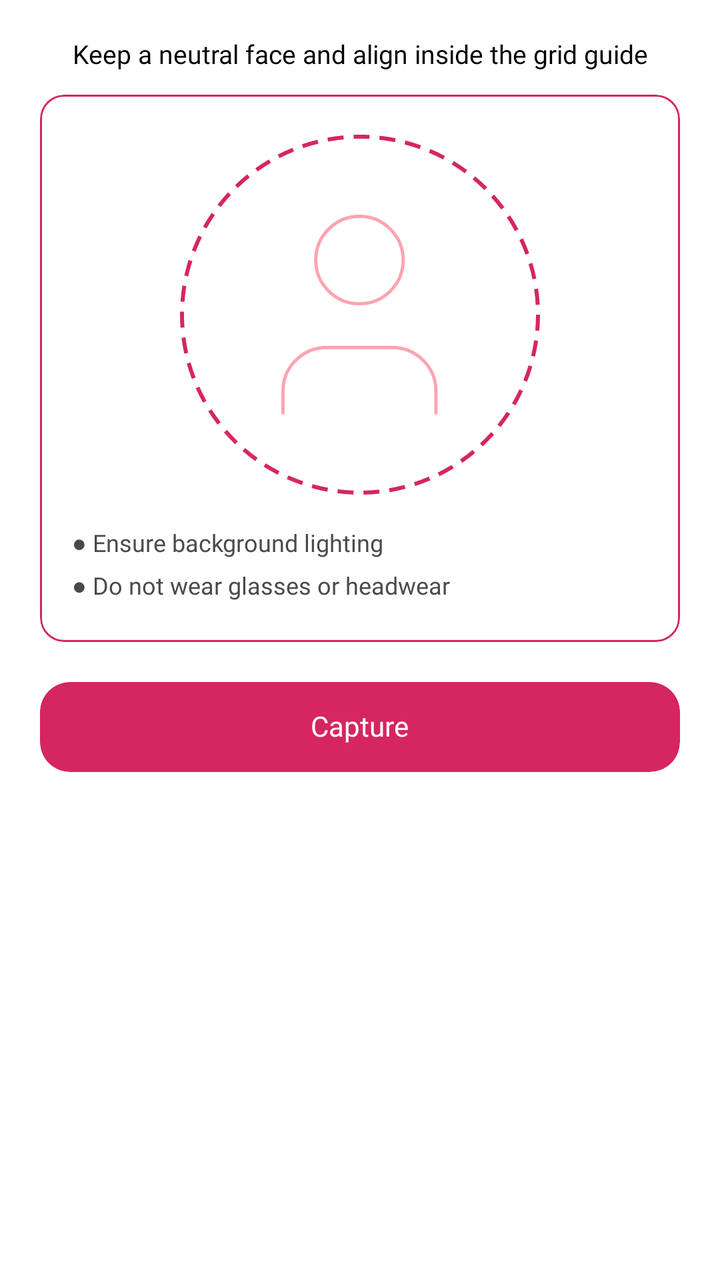
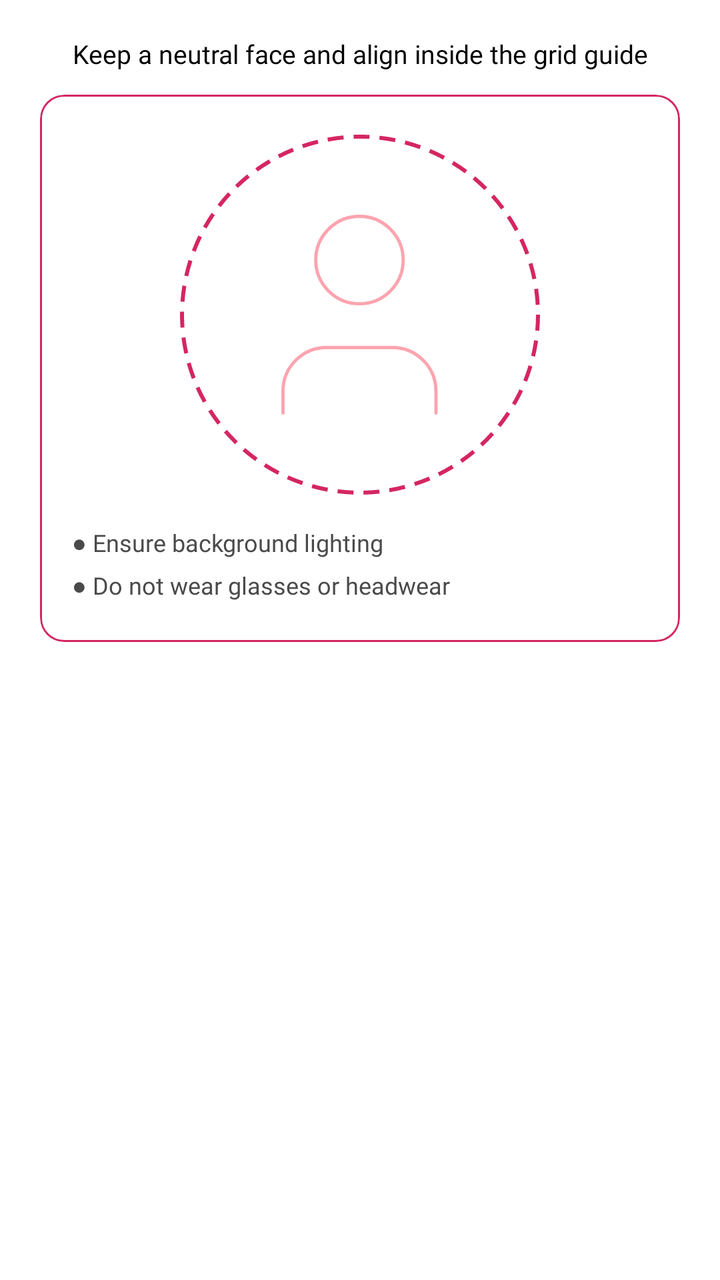

Before-and-after screenshots of an Android layout around one commit, followed by the original layout XML and the change that was made.
<!-- AndroidManifest.xml: application theme Theme.PaytouchConsumer -->
<!-- res/layout/fragment_kyc_step4.xml -->
<?xml version="1.0" encoding="utf-8"?>
<androidx.core.widget.NestedScrollView xmlns:android="http://schemas.android.com/apk/res/android"
    android:layout_width="match_parent"
    android:layout_height="match_parent"
    xmlns:app="http://schemas.android.com/apk/res-auto"
    android:scrollbars="none">

    <LinearLayout
        android:layout_width="match_parent"
        android:layout_height="wrap_content"
        android:gravity="center_horizontal"
        android:orientation="vertical"
        android:padding="@dimen/page_margin_horizontal">

        
        <androidx.appcompat.widget.AppCompatTextView
            android:layout_width="match_parent"
            android:layout_height="wrap_content"
            android:fontFamily="@font/proza_libre_medium"
            android:includeFontPadding="false"
            android:textAlignment="center"
            android:text="@string/msgSelfieGuide"
            android:textColor="@color/black"
            android:textSize="@dimen/text_size_13" />

        
        <com.google.android.material.card.MaterialCardView
            android:layout_width="match_parent"
            android:layout_height="wrap_content"
            app:strokeWidth="1dp"
            app:strokeColor="@color/selfie_card_stroke"
            app:cardBackgroundColor="@color/white"
            android:layout_marginTop="@dimen/margin_medium"
            android:padding="@dimen/margin_medium">

            <androidx.constraintlayout.widget.ConstraintLayout
                android:layout_width="match_parent"
                android:layout_height="wrap_content"
                android:orientation="vertical"
                android:gravity="center"
                android:paddingVertical="@dimen/margin_extra_large"
                android:paddingHorizontal="@dimen/margin_large">


                <FrameLayout
                    android:id="@+id/flSelfie"
                    android:layout_width="@dimen/kyc_selfie_size"
                    android:layout_height="@dimen/kyc_selfie_size"
                    android:background="@drawable/bg_selfie_guide"
                    app:layout_constraintTop_toTopOf="parent"
                    app:layout_constraintStart_toStartOf="parent"
                    app:layout_constraintEnd_toEndOf="parent">

                    
                    <androidx.appcompat.widget.AppCompatImageView
                        android:id="@+id/ivSelfieGuide"
                        android:layout_width="match_parent"
                        android:layout_height="match_parent"
                        android:padding="40dp"
                        android:src="@drawable/ic_selfie" />

                    
                    <com.google.android.material.card.MaterialCardView
                        android:id="@+id/mcvSelfiePreview"
                        android:layout_width="match_parent"
                        android:layout_height="match_parent"
                        android:visibility="visible"
                        app:strokeWidth="0dp"
                        android:layout_margin="2dp"
                        app:cardBackgroundColor="@android:color/transparent"
                        app:cardElevation="0dp"
                        app:shapeAppearance="@style/CircleCard">

                        <androidx.appcompat.widget.AppCompatImageView
                            android:id="@+id/ivSelfiePreview"
                            android:layout_width="match_parent"
                            android:layout_height="match_parent"
                            android:scaleType="centerCrop" />

                    </com.google.android.material.card.MaterialCardView>
                </FrameLayout>

                
                <androidx.appcompat.widget.AppCompatTextView
                    android:id="@+id/tvDes1"
                    android:layout_width="match_parent"
                    android:layout_height="wrap_content"
                    android:layout_marginTop="@dimen/margin_large"
                    android:fontFamily="@font/proza_libre_medium"
                    android:includeFontPadding="false"
                    android:text="@string/msgSelfieInstruction1"
                    android:textColor="@color/hint_color"
                    android:textSize="@dimen/text_size_12"
                    app:layout_constraintStart_toStartOf="parent"
                    app:layout_constraintEnd_toEndOf="parent"
                    app:layout_constraintTop_toBottomOf="@id/flSelfie"/>

                <androidx.appcompat.widget.AppCompatTextView
                    android:id="@+id/tvDes2"
                    android:layout_width="match_parent"
                    android:layout_height="wrap_content"
                    android:layout_marginTop="@dimen/margin_extra_small"
                    android:fontFamily="@font/proza_libre_medium"
                    android:includeFontPadding="false"
                    android:text="@string/msgSelfieInstruction2"
                    android:textColor="@color/hint_color"
                    app:layout_constraintTop_toBottomOf="@id/tvDes1"
                    app:layout_constraintStart_toStartOf="parent"
                    app:layout_constraintEnd_toEndOf="parent"
                    android:textSize="@dimen/text_size_12" />


                <LinearLayout
                    android:id="@+id/llSelfieActions"
                    android:layout_width="wrap_content"
                    android:layout_height="wrap_content"
                    android:layout_gravity="top|end"
                    android:orientation="vertical"
                    android:visibility="gone"
                    app:layout_constraintEnd_toEndOf="parent"
                    app:layout_constraintTop_toTopOf="parent">

                    <FrameLayout
                        android:id="@+id/flEdit1"
                        android:layout_width="@dimen/upload_edit_size"
                        android:layout_height="@dimen/upload_edit_size">

                        <androidx.appcompat.widget.AppCompatImageView
                            android:id="@+id/ivEditProof1"
                            android:layout_width="@dimen/upload_edit_size"
                            android:layout_height="@dimen/upload_edit_size"
                            android:background="?selectableItemBackgroundBorderless"
                            android:padding="2dp"
                            android:src="@drawable/ic_edit_placeholder"
                            android:tint="@color/form_wizard_success" />

                    </FrameLayout>

                    <FrameLayout
                        android:id="@+id/flDelete1"
                        android:layout_width="@dimen/upload_edit_size"
                        android:layout_height="@dimen/upload_edit_size"
                        android:layout_marginTop="@dimen/margin_small">

                        <androidx.appcompat.widget.AppCompatImageView
                            android:id="@+id/ivDeleteProof1"
                            android:layout_width="@dimen/upload_edit_size"
                            android:layout_height="@dimen/upload_edit_size"
                            android:background="?selectableItemBackgroundBorderless"
                            android:padding="2dp"
                            android:src="@drawable/ic_cross"
                            android:tint="@color/form_wizard_reject" />

                    </FrameLayout>

                </LinearLayout>

            </androidx.constraintlayout.widget.ConstraintLayout>

        </com.google.android.material.card.MaterialCardView>

        
        <com.google.android.material.card.MaterialCardView
            android:layout_width="match_parent"
            android:layout_height="@dimen/button_height"
            android:layout_marginTop="@dimen/margin_extra_large"
            app:cardBackgroundColor="@color/primary"
            app:cardCornerRadius="@dimen/button_corner_radius"
            app:strokeWidth="0dp"
            app:cardElevation="0dp">

            <LinearLayout
                android:id="@+id/btnCapture"
                android:layout_width="match_parent"
                android:layout_height="match_parent"
                android:clickable="true"
                android:focusable="true"
                android:foreground="?selectableItemBackground"
                android:gravity="center"
                android:orientation="horizontal">

                <androidx.appcompat.widget.AppCompatTextView
                    android:layout_width="wrap_content"
                    android:layout_height="wrap_content"
                    android:fontFamily="@font/proza_libre_semi_bold"
                    android:includeFontPadding="false"
                    android:text="@string/btnCapture"
                    android:textColor="@color/white"
                    android:textSize="@dimen/text_size_14" />

            </LinearLayout>
        </com.google.android.material.card.MaterialCardView>

    </LinearLayout>
</androidx.core.widget.NestedScrollView>
<!-- resources referenced by this layout -->
<resources>
  <color name="black">#FF000000</color>
  <color name="form_wizard_reject">#CC0000</color>
  <color name="form_wizard_success">#1A7A34</color>
  <color name="hint_color">#4A4A4A</color>
  <color name="primary">#D52662</color>
  <color name="selfie_card_stroke">#D52662</color>
  <color name="white">#FFFFFFFF</color>
  <dimen name="button_corner_radius">15dp</dimen>
  <dimen name="button_height">45dp</dimen>
  <dimen name="kyc_selfie_size">180dp</dimen>
  <dimen name="margin_extra_large">20dp</dimen>
  <dimen name="margin_extra_small">5dp</dimen>
  <dimen name="margin_large">16dp</dimen>
  <dimen name="margin_medium">12dp</dimen>
  <dimen name="margin_small">8dp</dimen>
  <dimen name="page_margin_horizontal">20dp</dimen>
  <dimen name="text_size_12">12sp</dimen>
  <dimen name="text_size_13">13sp</dimen>
  <dimen name="text_size_14">14sp</dimen>
  <dimen name="upload_edit_size">20dp</dimen>
  <!-- drawable bg_selfie_guide (drawable) -->
  <?xml version="1.0" encoding="utf-8"?>
  <shape xmlns:android="http://schemas.android.com/apk/res/android"
      android:shape="oval">
      <stroke
          android:width="2dp"
          android:color="@color/primary"
          android:dashGap="5dp"
          android:dashWidth="8dp" />
  </shape>
  <!-- drawable ic_edit_placeholder (drawable) -->
  <?xml version="1.0" encoding="utf-8"?>
  <vector xmlns:android="http://schemas.android.com/apk/res/android"
      android:width="24dp"
      android:height="24dp"
      android:viewportWidth="24"
      android:viewportHeight="24">
    <path
        android:pathData="M3,17.25V21h3.75L17.81,9.94l-3.75,-3.75L3,17.25zM20.71,7.04c0.39,-0.39 0.39,-1.02 0,-1.41l-2.34,-2.34c-0.39,-0.39 -1.02,-0.39 -1.41,0l-1.83,1.83 3.75,3.75 1.83,-1.83z"
        android:fillColor="#000000"/>
  </vector>
  <!-- drawable ic_selfie (drawable) -->
  <vector xmlns:android="http://schemas.android.com/apk/res/android"
      android:width="96dp"
      android:height="122dp"
      android:viewportWidth="96"
      android:viewportHeight="122">
    <path
        android:pathData="M94.34,121V107.67C94.34,100.59 91.53,93.81 86.53,88.81C81.53,83.81 74.75,81 67.67,81H27.67C20.6,81 13.81,83.81 8.81,88.81C3.81,93.81 1,100.59 1,107.67V121M74.34,27.67C74.34,42.39 62.4,54.33 47.67,54.33C32.94,54.33 21,42.39 21,27.67C21,12.94 32.94,1 47.67,1C62.4,1 74.34,12.94 74.34,27.67Z"
        android:strokeWidth="2"
        android:fillColor="#00000000"
        android:strokeColor="#FDA4AF"
        android:strokeLineCap="round"/>
  </vector>
  <string name="btnCapture">Capture</string>
  <string name="msgSelfieGuide">Keep a neutral face and align inside the grid guide</string>
  <string name="msgSelfieInstruction1">● Ensure background lighting</string>
  <string name="msgSelfieInstruction2">● Do not wear glasses or headwear</string>
  <style name="CircleCard">
          <item name="cornerFamily">rounded</item>
          <item name="cornerSize">50%</item>
      </style>
  <style name="Theme.PaytouchConsumer" parent="Base.Theme.PaytouchConsumer" />
  <color name="secondary">#FCCFA1</color>
  <color name="sub_text_color">#80000000</color>
  <!-- unchanged entries left out for length: 2 -->
</resources>

<!-- the commit's change to res/layout/fragment_kyc_step4.xml (unified diff, before → after) -->
@@ -159,37 +159,5 @@
 
         </com.google.android.material.card.MaterialCardView>
 
-        
-        <com.google.android.material.card.MaterialCardView
-            android:layout_width="match_parent"
-            android:layout_height="@dimen/button_height"
-            android:layout_marginTop="@dimen/margin_extra_large"
-            app:cardBackgroundColor="@color/primary"
-            app:cardCornerRadius="@dimen/button_corner_radius"
-            app:strokeWidth="0dp"
-            app:cardElevation="0dp">
-
-            <LinearLayout
-                android:id="@+id/btnCapture"
-                android:layout_width="match_parent"
-                android:layout_height="match_parent"
-                android:clickable="true"
-                android:focusable="true"
-                android:foreground="?selectableItemBackground"
-                android:gravity="center"
-                android:orientation="horizontal">
-
-                <androidx.appcompat.widget.AppCompatTextView
-                    android:layout_width="wrap_content"
-                    android:layout_height="wrap_content"
-                    android:fontFamily="@font/proza_libre_semi_bold"
-                    android:includeFontPadding="false"
-                    android:text="@string/btnCapture"
-                    android:textColor="@color/white"
-                    android:textSize="@dimen/text_size_14" />
-
-            </LinearLayout>
-        </com.google.android.material.card.MaterialCardView>
-
     </LinearLayout>
 </androidx.core.widget.NestedScrollView>
<!-- resource entries referenced after the edit -->
@@ -7,8 +7,6 @@
   <color name="primary">#D52662</color>
   <color name="selfie_card_stroke">#D52662</color>
   <color name="white">#FFFFFFFF</color>
-  <dimen name="button_corner_radius">15dp</dimen>
-  <dimen name="button_height">45dp</dimen>
   <dimen name="kyc_selfie_size">180dp</dimen>
   <dimen name="margin_extra_large">20dp</dimen>
   <dimen name="margin_extra_small">5dp</dimen>
@@ -18,7 +16,6 @@
   <dimen name="page_margin_horizontal">20dp</dimen>
   <dimen name="text_size_12">12sp</dimen>
   <dimen name="text_size_13">13sp</dimen>
-  <dimen name="text_size_14">14sp</dimen>
   <dimen name="upload_edit_size">20dp</dimen>
   <!-- drawable bg_selfie_guide (drawable) -->
   <?xml version="1.0" encoding="utf-8"?>
@@ -54,7 +51,6 @@
         android:strokeColor="#FDA4AF"
         android:strokeLineCap="round"/>
   </vector>
-  <string name="btnCapture">Capture</string>
   <string name="msgSelfieGuide">Keep a neutral face and align inside the grid guide</string>
   <string name="msgSelfieInstruction1">● Ensure background lighting</string>
   <string name="msgSelfieInstruction2">● Do not wear glasses or headwear</string>
